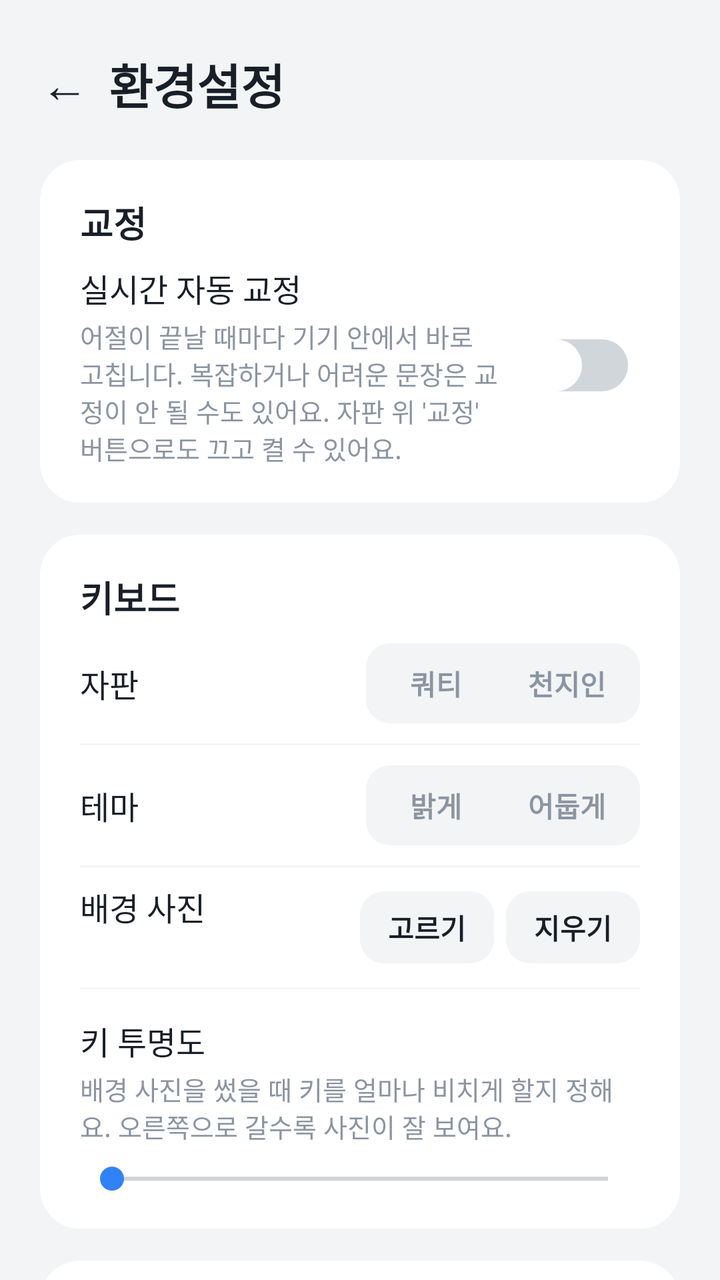
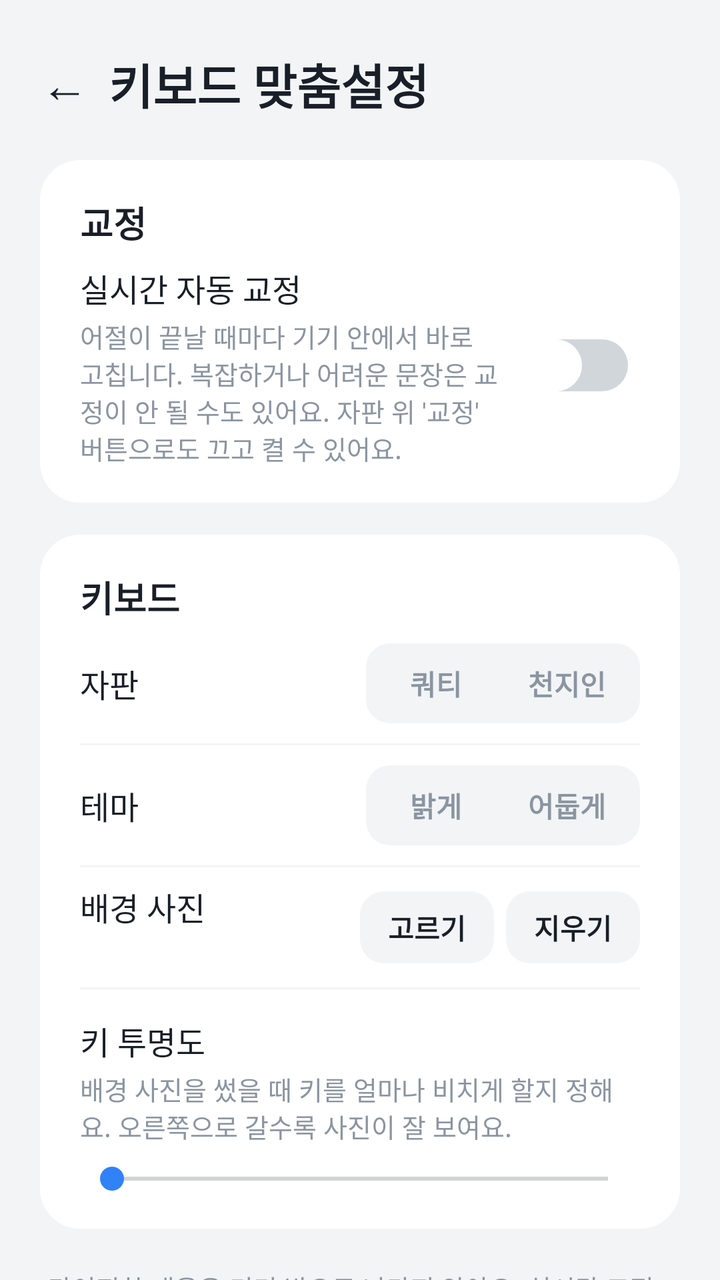

An Android layout rendered at two revisions. The XML below is the earlier revision; the diff shows what the commit changed to produce the second picture.
<!-- AndroidManifest.xml: application theme Theme.SpellKeyboard -->
<!-- res/layout/activity_settings.xml -->
<?xml version="1.0" encoding="utf-8"?>
<ScrollView xmlns:android="http://schemas.android.com/apk/res/android"
    xmlns:app="http://schemas.android.com/apk/res-auto"
    android:id="@+id/settings_scroll"
    android:layout_width="match_parent"
    android:layout_height="match_parent"
    android:background="@color/toss_bg"
    android:fillViewport="true"
    android:importantForAutofill="noExcludeDescendants"
    android:scrollbars="none">

    <LinearLayout
        android:layout_width="match_parent"
        android:layout_height="wrap_content"
        android:orientation="vertical"
        android:paddingHorizontal="20dp"
        android:paddingTop="20dp"
        android:paddingBottom="40dp">

        <LinearLayout
            android:layout_width="match_parent"
            android:layout_height="wrap_content"
            android:gravity="center_vertical"
            android:orientation="horizontal">

            <TextView
                android:id="@+id/back_button"
                android:layout_width="44dp"
                android:layout_height="44dp"
                android:layout_marginStart="-10dp"
                android:background="?attr/selectableItemBackgroundBorderless"
                android:clickable="true"
                android:contentDescription="@string/back"
                android:focusable="true"
                android:gravity="center"
                android:text="←"
                android:textColor="@color/toss_text"
                android:textSize="24sp" />

            <TextView
                android:layout_width="wrap_content"
                android:layout_height="wrap_content"
                android:text="@string/settings_title"
                android:textColor="@color/toss_text"
                android:textSize="24sp"
                android:textStyle="bold" />
        </LinearLayout>

        
        <LinearLayout style="@style/Card">
            <TextView style="@style/CardTitle" android:text="@string/section_correction" />

            <LinearLayout style="@style/Row">
                <LinearLayout style="@style/RowText">
                    <TextView style="@style/RowTitle" android:text="@string/setting_auto_correct" />
                    <TextView style="@style/RowSub" android:text="@string/setting_auto_correct_sub" />
                </LinearLayout>
                <androidx.appcompat.widget.SwitchCompat
                    android:id="@+id/auto_correct_switch"
                    android:layout_width="wrap_content"
                    android:layout_height="wrap_content"
                    android:thumb="@drawable/switch_thumb"
                    app:showText="false"
                    app:track="@drawable/switch_track" />
            </LinearLayout>
        </LinearLayout>

        
        <LinearLayout style="@style/Card">
            <TextView style="@style/CardTitle" android:text="@string/section_keyboard" />

            <LinearLayout style="@style/Row">
                <LinearLayout style="@style/RowText">
                    <TextView style="@style/RowTitle" android:text="@string/setting_layout" />
                </LinearLayout>
                <LinearLayout style="@style/Segment">
                    <TextView android:id="@+id/layout_qwerty" style="@style/SegmentItem" android:text="@string/setting_layout_qwerty" />
                    <TextView android:id="@+id/layout_cheonjiin" style="@style/SegmentItem" android:text="@string/setting_layout_cheonjiin" />
                </LinearLayout>
            </LinearLayout>

            <View style="@style/Divider" />

            <LinearLayout style="@style/Row">
                <LinearLayout style="@style/RowText">
                    <TextView style="@style/RowTitle" android:text="@string/setting_theme" />
                </LinearLayout>
                <LinearLayout style="@style/Segment">
                    <TextView android:id="@+id/theme_light" style="@style/SegmentItem" android:text="@string/setting_theme_light" />
                    <TextView android:id="@+id/theme_dark" style="@style/SegmentItem" android:text="@string/setting_theme_dark" />
                </LinearLayout>
            </LinearLayout>

            <View style="@style/Divider" />

            <LinearLayout style="@style/Row">
                <LinearLayout style="@style/RowText">
                    <TextView style="@style/RowTitle" android:text="@string/setting_background" />
                    <TextView android:id="@+id/background_status" style="@style/RowSub" />
                </LinearLayout>
                <TextView android:id="@+id/background_pick" style="@style/Pill" android:text="@string/setting_background_pick" />
                <TextView
                    android:id="@+id/background_clear"
                    style="@style/Pill"
                    android:layout_marginStart="6dp"
                    android:text="@string/setting_background_clear" />
            </LinearLayout>

            <View style="@style/Divider" />

            <LinearLayout
                android:layout_width="match_parent"
                android:layout_height="wrap_content"
                android:orientation="vertical"
                android:paddingTop="14dp"
                android:paddingBottom="6dp">

                <LinearLayout
                    android:layout_width="match_parent"
                    android:layout_height="wrap_content"
                    android:orientation="horizontal">

                    <TextView
                        style="@style/RowTitle"
                        android:layout_width="0dp"
                        android:layout_weight="1"
                        android:text="@string/setting_key_transparency" />

                    <TextView
                        android:id="@+id/key_transparency_value"
                        android:layout_width="wrap_content"
                        android:layout_height="wrap_content"
                        android:textColor="@color/toss_blue"
                        android:textSize="16sp"
                        android:textStyle="bold" />
                </LinearLayout>

                <TextView style="@style/RowSub" android:text="@string/setting_key_transparency_sub" />

                <SeekBar
                    android:id="@+id/key_transparency"
                    android:layout_width="match_parent"
                    android:layout_height="wrap_content"
                    android:layout_marginTop="8dp"
                    android:max="100" />
            </LinearLayout>
        </LinearLayout>

        
        <LinearLayout style="@style/Card">
            <TextView style="@style/CardTitle" android:text="@string/section_info" />

            <TextView
                style="@style/Caption"
                android:layout_marginTop="10dp"
                android:text="@string/privacy_notice" />

            <TextView
                style="@style/Caption"
                android:layout_marginTop="8dp"
                android:text="@string/ai_notice" />

            <TextView
                android:id="@+id/install_id"
                style="@style/Caption"
                android:layout_marginTop="12dp"
                android:layout_marginBottom="8dp"
                android:textIsSelectable="true" />
        </LinearLayout>
    </LinearLayout>
</ScrollView>
<!-- resources referenced by this layout -->
<resources>
  <color name="toss_bg">#F2F4F6</color>
  <color name="toss_blue">#3182F6</color>
  <color name="toss_text">#191F28</color>
  <!-- drawable switch_thumb (drawable) -->
  <?xml version="1.0" encoding="utf-8"?>
  <inset xmlns:android="http://schemas.android.com/apk/res/android" android:inset="3dp">
      <shape android:shape="oval">
          <solid android:color="#FFFFFF" />
          <size android:width="26dp" android:height="26dp" />
      </shape>
  </inset>
  <string name="ai_notice">AI 전체 교정을 누를 때만 그 입력란의 글이 서버를 거쳐 AI 로 가요(지금은 구글 제미나이). 타이핑 중 실시간 교정은 기기 안에서만 처리돼요.</string>
  <string name="back">뒤로</string>
  <string name="privacy_notice">타이핑한 내용은 기기 밖으로 나가지 않아요. 실시간 교정은 전부 기기 안에서 처리하고, 비밀번호·이메일·URL 입력란에서는 자동으로 꺼져요.</string>
  <string name="section_correction">교정</string>
  <string name="section_info">정보</string>
  <string name="section_keyboard">키보드</string>
  <string name="setting_auto_correct">실시간 자동 교정</string>
  <string name="setting_auto_correct_sub">어절이 끝날 때마다 기기 안에서 바로 고칩니다. 복잡하거나 어려운 문장은 교정이 안 될 수도 있어요. 자판 위 \'교정\' 버튼으로도 끄고 켤 수 있어요.</string>
  <string name="setting_background">배경 사진</string>
  <string name="setting_background_clear">지우기</string>
  <string name="setting_background_pick">고르기</string>
  <string name="setting_key_transparency">키 투명도</string>
  <string name="setting_key_transparency_sub">배경 사진을 썼을 때 키를 얼마나 비치게 할지 정해요. 오른쪽으로 갈수록 사진이 잘 보여요.</string>
  <string name="setting_layout">자판</string>
  <string name="setting_layout_cheonjiin">천지인</string>
  <string name="setting_layout_qwerty">쿼티</string>
  <string name="setting_theme">테마</string>
  <string name="setting_theme_dark">어둡게</string>
  <string name="setting_theme_light">밝게</string>
  <string name="settings_title">환경설정</string>
  <style name="CardTitle">
          <item name="android:layout_width">wrap_content</item>
          <item name="android:layout_height">wrap_content</item>
          <item name="android:textColor">@color/toss_text</item>
          <item name="android:textSize">18sp</item>
          <item name="android:textStyle">bold</item>
      </style>
  <style name="Divider">
          <item name="android:layout_width">match_parent</item>
          <item name="android:layout_height">1dp</item>
          <item name="android:background">@color/toss_divider</item>
      </style>
  <style name="RowText">
          <item name="android:layout_width">0dp</item>
          <item name="android:layout_height">wrap_content</item>
          <item name="android:layout_weight">1</item>
          <item name="android:layout_marginEnd">12dp</item>
          <item name="android:orientation">vertical</item>
      </style>
  <style name="RowTitle">
          <item name="android:layout_width">wrap_content</item>
          <item name="android:layout_height">wrap_content</item>
          <item name="android:textColor">@color/toss_text</item>
          <item name="android:textSize">16sp</item>
      </style>
  <color name="toss_switch_off">#D1D6DB</color>
  <color name="toss_text3">#8B95A1</color>
  <!-- drawable bg_card (drawable) -->
  <?xml version="1.0" encoding="utf-8"?>
  <shape xmlns:android="http://schemas.android.com/apk/res/android" android:shape="rectangle">
      <solid android:color="@color/toss_card" />
      <corners android:radius="20dp" />
  </shape>
  <color name="toss_divider">#F2F4F6</color>
  <!-- drawable bg_segment (drawable) -->
  <?xml version="1.0" encoding="utf-8"?>
  <shape xmlns:android="http://schemas.android.com/apk/res/android" android:shape="rectangle">
      <solid android:color="@color/toss_fill" />
      <corners android:radius="12dp" />
  </shape>
  <color name="toss_text2">#4E5968</color>
  <color name="toss_card">#FFFFFF</color>
  <color name="toss_fill_pressed">#E5E8EB</color>
  <color name="toss_fill">#F2F4F6</color>
  <!-- unchanged entries left out for length: 11 -->
</resources>

<!-- the commit's change to res/layout/activity_settings.xml (unified diff, before → after) -->
@@ -146,26 +146,10 @@
             </LinearLayout>
         </LinearLayout>
 
-        
-        <LinearLayout style="@style/Card">
-            <TextView style="@style/CardTitle" android:text="@string/section_info" />
-
-            <TextView
-                style="@style/Caption"
-                android:layout_marginTop="10dp"
-                android:text="@string/privacy_notice" />
-
-            <TextView
-                style="@style/Caption"
-                android:layout_marginTop="8dp"
-                android:text="@string/ai_notice" />
-
-            <TextView
-                android:id="@+id/install_id"
-                style="@style/Caption"
-                android:layout_marginTop="12dp"
-                android:layout_marginBottom="8dp"
-                android:textIsSelectable="true" />
-        </LinearLayout>
+        <TextView
+            style="@style/Caption"
+            android:layout_marginTop="20dp"
+            android:paddingHorizontal="4dp"
+            android:text="@string/privacy_notice" />
     </LinearLayout>
 </ScrollView>
<!-- resource entries referenced after the edit -->
@@ -11,11 +11,9 @@
           <size android:width="26dp" android:height="26dp" />
       </shape>
   </inset>
-  <string name="ai_notice">AI 전체 교정을 누를 때만 그 입력란의 글이 서버를 거쳐 AI 로 가요(지금은 구글 제미나이). 타이핑 중 실시간 교정은 기기 안에서만 처리돼요.</string>
   <string name="back">뒤로</string>
   <string name="privacy_notice">타이핑한 내용은 기기 밖으로 나가지 않아요. 실시간 교정은 전부 기기 안에서 처리하고, 비밀번호·이메일·URL 입력란에서는 자동으로 꺼져요.</string>
   <string name="section_correction">교정</string>
-  <string name="section_info">정보</string>
   <string name="section_keyboard">키보드</string>
   <string name="setting_auto_correct">실시간 자동 교정</string>
   <string name="setting_auto_correct_sub">어절이 끝날 때마다 기기 안에서 바로 고칩니다. 복잡하거나 어려운 문장은 교정이 안 될 수도 있어요. 자판 위 \'교정\' 버튼으로도 끄고 켤 수 있어요.</string>
@@ -30,7 +28,7 @@
   <string name="setting_theme">테마</string>
   <string name="setting_theme_dark">어둡게</string>
   <string name="setting_theme_light">밝게</string>
-  <string name="settings_title">환경설정</string>
+  <string name="settings_title">키보드 맞춤설정</string>
   <style name="CardTitle">
           <item name="android:layout_width">wrap_content</item>
           <item name="android:layout_height">wrap_content</item>
